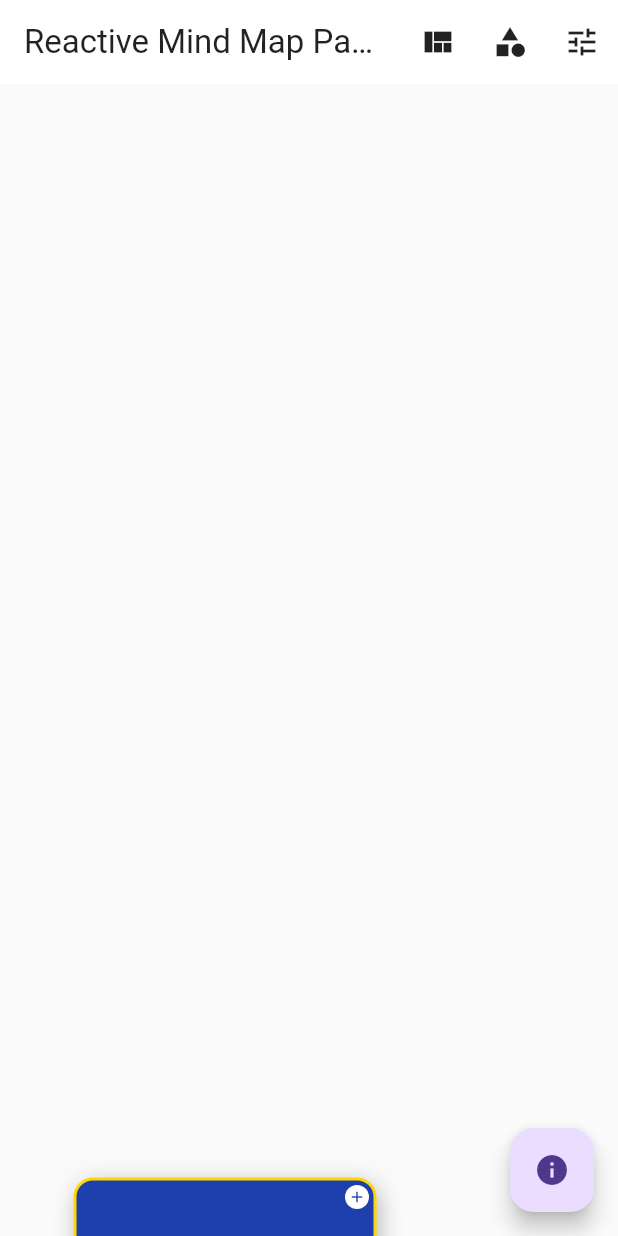
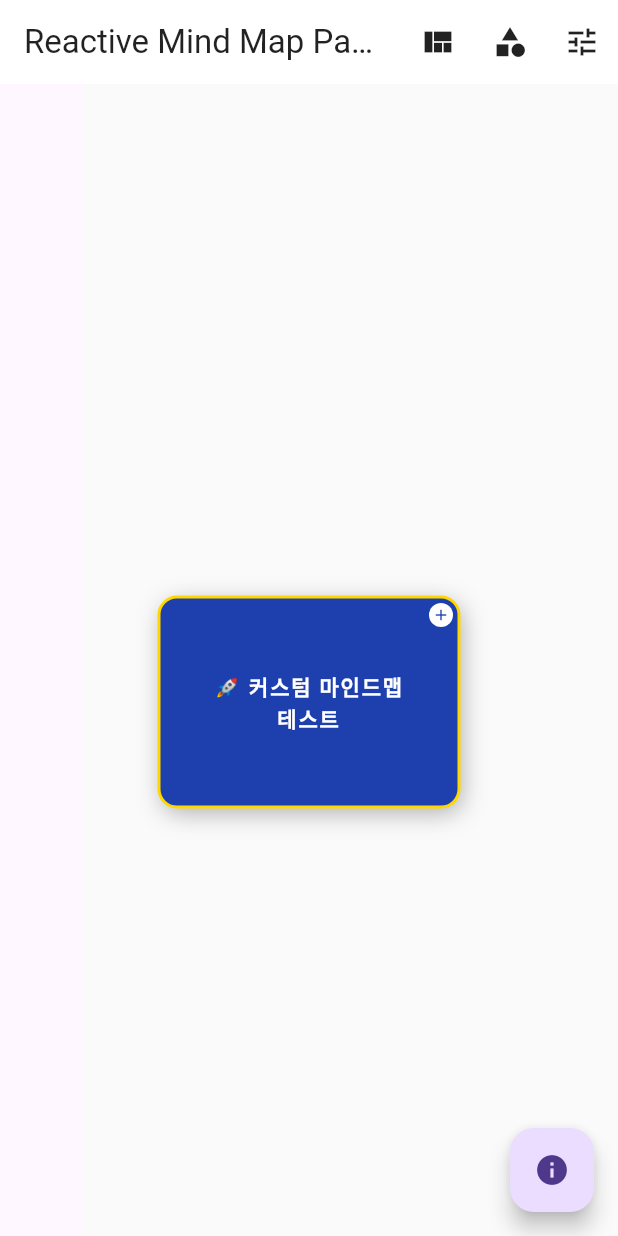
Before and after one commit to pengDaGe/reactive_mind_map, a Flutter app: the screen it shows after launch, after a tap on an icon or button, on a phone screen of 412 x 824 dp. Run offline on Flutter 3.47's test engine with Material 3 defaults, Android fonts, the phone set to English and light mode, and no system bars.

Commit message:
Adds initial scale and centering functionality to MindMapWidget
Implements a new initial zoom scale property for the MindMapWidget, allowing users to set a default zoom level.

Introduces a transformation controller to manage the centering of the mind map, ensuring the root node appears at the center of the viewport at the specified scale.

Enhances the widget's update mechanism to re-center the view when the widget is updated and pan/zoom is enabled.

Improves overall user experience by providing better control over the mind map's initial appearance and interactivity.

```diff
--- a/lib/src/widgets/mind_map_widget.dart
+++ b/lib/src/widgets/mind_map_widget.dart
@@ -39,6 +39,9 @@ class MindMapWidget extends StatefulWidget {
   /// Whether nodes should be collapsed by default (false = open all nodes)
   final bool isNodesCollapsed;
 
+  /// Initial zoom scale for the mind map (1.0 = no zoom)
+  final double initialScale;
+
   const MindMapWidget({
     super.key,
     required this.data,
@@ -50,6 +53,7 @@ class MindMapWidget extends StatefulWidget {
     this.canvasSize,
     this.viewerOptions,
     this.isNodesCollapsed = false,
+    this.initialScale = 1.0,
   });
 
   @override
@@ -75,6 +79,8 @@ class InteractiveViewerOptions {
 
 class _MindMapWidgetState extends State<MindMapWidget>
     with TickerProviderStateMixin {
+  // Controller to manage initial centering in InteractiveViewer
+  late TransformationController _transformationController;
   late MindMapNode _rootNode;
   final List<AnimationController> _activeAnimations = [];
   String? _selectedNodeId;
@@ -87,9 +93,17 @@ class _MindMapWidgetState extends State<MindMapWidget>
   @override
   void initState() {
     super.initState();
+    // Initialize transformation controller for centering
+    _transformationController = TransformationController();
     _initializeMindMap();
     _calculateRootPosition();
     _calculateLayout();
+    // Center the root after first frame if pan/zoom is enabled
+    WidgetsBinding.instance.addPostFrameCallback((_) {
+      if ((widget.viewerOptions?.enablePanAndZoom ?? true)) {
+        _centerView();
+      }
+    });
   }
 
   @override
@@ -97,12 +111,17 @@ class _MindMapWidgetState extends State<MindMapWidget>
     super.didUpdateWidget(oldWidget);
     if (oldWidget.data != widget.data ||
         oldWidget.style != widget.style ||
-        oldWidget.isNodesCollapsed != widget.isNodesCollapsed) {
+        oldWidget.isNodesCollapsed != widget.isNodesCollapsed ||
+        oldWidget.initialScale != widget.initialScale) {
       _initializeMindMap();
       _calculateRootPosition();
+      // Re-center after layout updates
       WidgetsBinding.instance.addPostFrameCallback((_) {
         if (mounted) {
           _calculateLayout();
+          if ((widget.viewerOptions?.enablePanAndZoom ?? true)) {
+            _centerView();
+          }
         }
       });
     }
@@ -110,6 +129,7 @@ class _MindMapWidgetState extends State<MindMapWidget>
 
   @override
   void dispose() {
+    _transformationController.dispose();
     for (var controller in _activeAnimations) {
       controller.dispose();
     }
@@ -731,6 +751,19 @@ class _MindMapWidgetState extends State<MindMapWidget>
     return null;
   }
 
+  /// Centers the InteractiveViewer so the root node appears in the viewport center at the given scale.
+  void _centerView() {
+    final Size screenSize = MediaQuery.of(context).size;
+    final double scale = widget.initialScale;
+    // compute translation so that rootPosition maps to screen center at the given scale
+    final double tx = screenSize.width / 2 - (_rootPosition.dx * scale);
+    final double ty = screenSize.height / 2 - (_rootPosition.dy * scale);
+    _transformationController.value =
+        Matrix4.identity()
+          ..translate(tx, ty)
+          ..scale(scale);
+  }
+
   @override
   Widget build(BuildContext context) {
     final canvasSize =
@@ -751,6 +784,7 @@ class _MindMapWidgetState extends State<MindMapWidget>
 
     if (viewerOptions.enablePanAndZoom) {
       return InteractiveViewer(
+        transformationController: _transformationController,
         constrained: viewerOptions.constrained,
         boundaryMargin: viewerOptions.boundaryMargin,
         minScale: viewerOptions.minScale,
```
